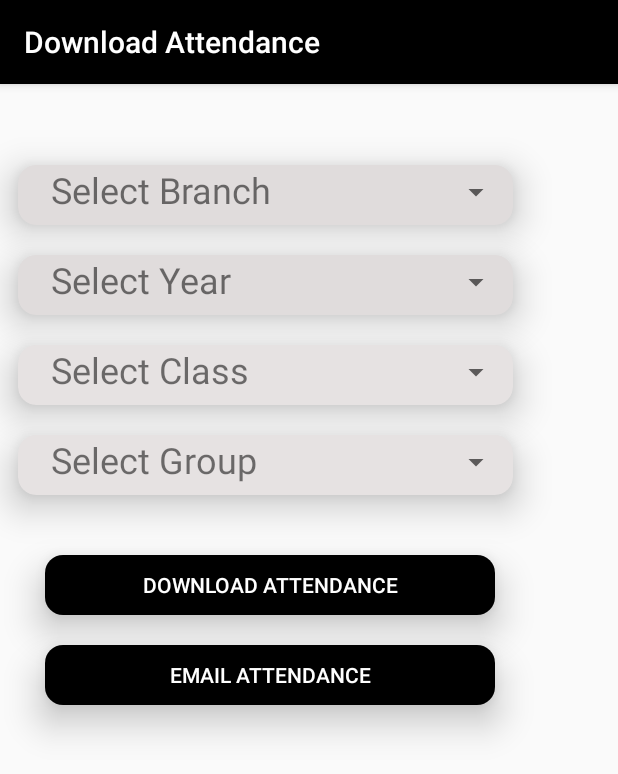
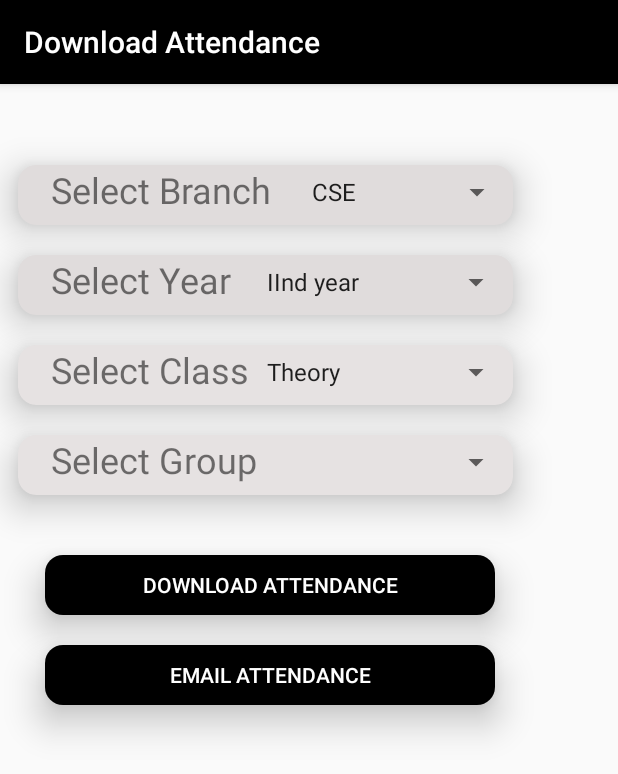
Before and after one commit to ravisharma46/SmartAttendanceSystem, an Android app: the fragment download_attendance_pdf shown on its own in the app's theme, on a phone screen of 412 x 824 dp. Shown: the top 774 px of the screen. Run offline under Robolectric (Android 15) with nearby library versions, the phone set to English and light mode, and no system bars.

Commit message:
add info in spinner

```diff
--- a/app/src/main/java/com/example/apple/smartattendancesystem/download_attendance_pdf.java
+++ b/app/src/main/java/com/example/apple/smartattendancesystem/download_attendance_pdf.java
@@ -12,7 +12,10 @@ import android.util.Log;
 import android.view.LayoutInflater;
 import android.view.View;
 import android.view.ViewGroup;
+import android.widget.AdapterView;
+import android.widget.ArrayAdapter;
 import android.widget.Button;
+import android.widget.Spinner;
 import android.widget.Toast;
 
 import org.json.JSONException;
@@ -39,6 +42,7 @@ import javax.net.ssl.HttpsURLConnection;
 public class download_attendance_pdf extends Fragment {
 
 
+    private Spinner spinner_group,spinner_year,spinner_class,spinner_branch;
     private Button download,email;
     private  URL url;
     DownloadManager downloadManager;
@@ -54,17 +58,17 @@ public class download_attendance_pdf extends Fragment {
          download= (Button) view.findViewById(R.id.downlnoad);
          email =(Button) view.findViewById(R.id.email_attendance);
 
+        spinner_group = (Spinner) view.findViewById(R.id.spinner_select_group);
+        spinner_year=(Spinner)view.findViewById(R.id.spinner_select_year);
+        spinner_class=(Spinner)view.findViewById(R.id.spinner_select_class);
+        spinner_branch=(Spinner)view.findViewById(R.id.spinner_select_branch);
+
          download.setOnClickListener(new View.OnClickListener() {
              @Override
              public void onClick(View view) {
-
-
                  start_download();
-
-
              }
          });
-
 
          email.setOnClickListener(new View.OnClickListener() {
              @Override
@@ -73,6 +77,62 @@ public class download_attendance_pdf extends Fragment {
              }
          });
 
+     // ECE
+        final String Th_class_ece[]={"E123","E456","E789"};
+        final String la_class_ece[]={"E1","E2","E3","E4","E5","E6","E7","E8","E9"};
+
+     //CSE
+        final String Th_class_cse[]={"C123","C456","C789","C10 11 12"};
+        final String la_class_cse[]={"C1","C2","C3","C4","C5","C6","C7","C8","C9","C11","C12","C13"};
+
+    //MAE
+        final String Th_class_mae[]={"M123","M456","M789"};
+        final String la_class_mae[]={"M1","M2","M3","M4","M5","M6","M7","M8","M9"};
+
+     //EEE
+        final String Th_class_eee[]={"EEE123","EEE456","EEE789"};
+        final String la_class_eee[]={"EEE1","EEE2","EEE3","EEE4","EEE5","EEE6","EEE7","EEE8","EEE9"};
+     //IT
+        final String Th_class_it[]={"IT123","IT456","IT789"};
+        final String la_class_it[]={"IT1","IT2","IT3","IT4","IT5","IT6","IT7","IT8","IT9"};
+
+
+
+        // create adapter array for select year
+        ArrayAdapter<String> adapter_year= new ArrayAdapter<String>(this.getActivity(),
+                android.R.layout.simple_list_item_1,getResources().getStringArray(R.array.ece_select_year));
+
+
+        adapter_year.setDropDownViewResource(android.R.layout.simple_spinner_dropdown_item);
+        spinner_year.setAdapter(adapter_year);
+
+
+
+        // create adapter array for select class mode
+        ArrayAdapter<String> adapter_class= new ArrayAdapter<String>(this.getActivity(),
+                android.R.layout.simple_list_item_1,getResources().getStringArray(R.array.ece_select_classMode));
+
+
+        adapter_class.setDropDownViewResource(android.R.layout.simple_spinner_dropdown_item);
+        spinner_class.setAdapter(adapter_class);
+
+
+        // create adapter array for select branch
+        ArrayAdapter<String> adapter_branch= new ArrayAdapter<String>(this.getActivity(),
+                android.R.layout.simple_list_item_1,getResources().getStringArray(R.array.select_branch));
+
+
+        adapter_branch.setDropDownViewResource(android.R.layout.simple_spinner_dropdown_item);
+        spinner_branch.setAdapter(adapter_branch);
+
+
+
+
+
+
+
+
+
 
 
 
@@ -80,6 +140,9 @@ public class download_attendance_pdf extends Fragment {
 
         return  view;
     }
+
+
+
 
 
 
@@ -233,6 +296,4 @@ public class download_attendance_pdf extends Fragment {
         return result.toString();
     }
 
-
-
 }
--- a/app/src/main/res/layout/fragment_download_attendance_pdf.xml
+++ b/app/src/main/res/layout/fragment_download_attendance_pdf.xml
@@ -32,9 +32,9 @@
 
         <Spinner
             android:id="@+id/spinner_select_branch"
-            android:layout_width="179sp"
+            android:layout_width="150sp"
             android:layout_height="36sp"
-            android:layout_marginLeft="150sp" />
+            android:layout_marginLeft="180sp" />
     </android.support.v7.widget.CardView>
 
 
@@ -180,6 +180,7 @@
             android:textColor="@color/white" />
 
 
+
     </android.support.v7.widget.CardView>
 
 
--- a/app/src/main/res/values/strings.xml
+++ b/app/src/main/res/values/strings.xml
@@ -19,6 +19,14 @@
         <item>final year</item>
     </string-array>
 
+    <string-array name="select_branch">
+        <item>CSE</item>
+        <item>IT</item>
+        <item>ECE</item>
+        <item>EEE</item>
+        <item>MAE</item>
+    </string-array>
+
 
     <string-array name="ece_select_classMode">
         <item>Theory</item>
@@ -27,5 +35,4 @@
     <string name="title_activity_scaning">ScaningActivity</string>
 
 
-
 </resources>
```
Also changed, not shown: app/src/main/AndroidManifest.xml (+14 -7 lines).
